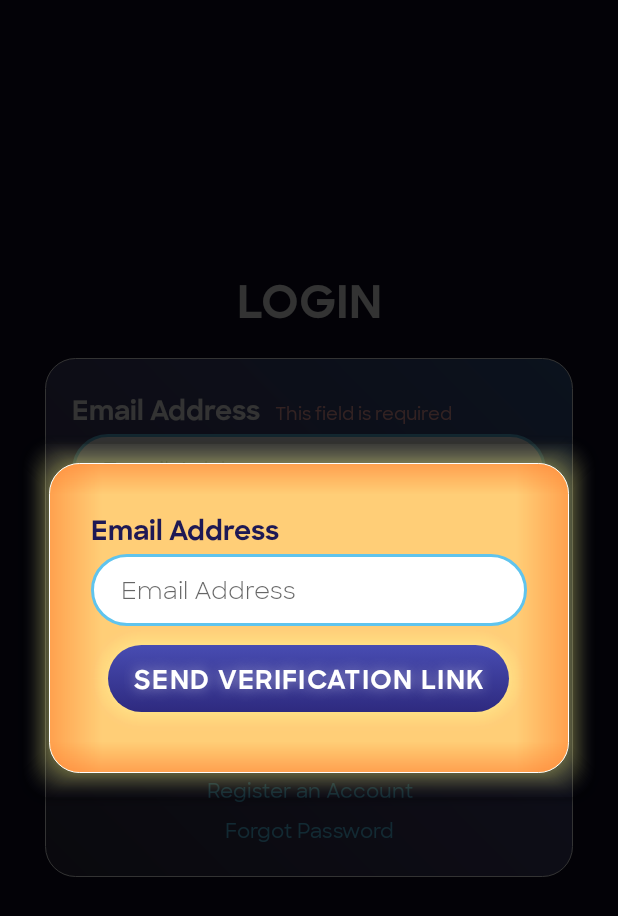
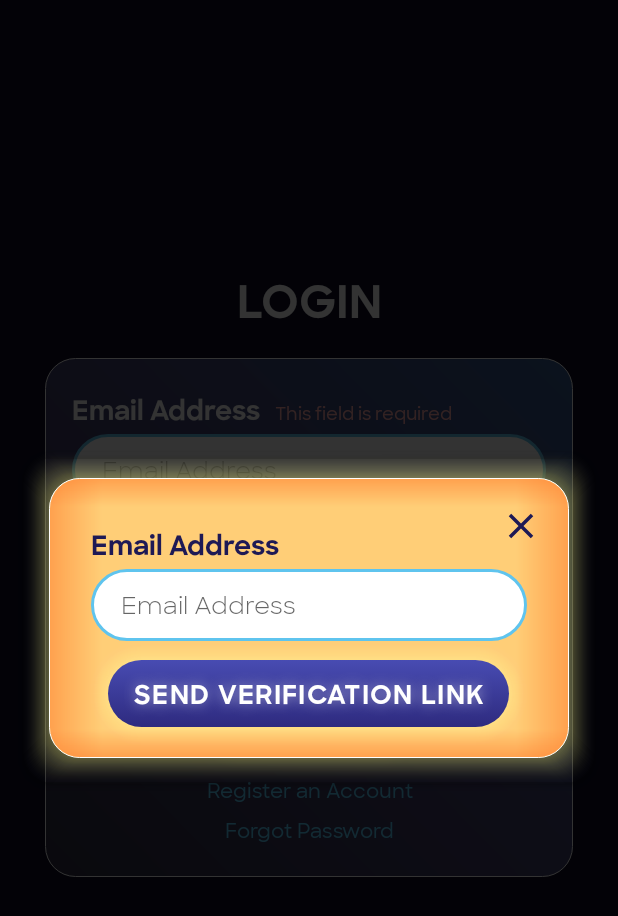
Before and after one commit to irarayzelji2002/InterstellarVoyage, an Android app: the screen it shows after launch (LoginActivity), after a tap on "Forgot Password", on a phone screen of 412 x 824 dp. Shown: the top 916 px of the screen. Run offline under Robolectric (Android 15) with nearby library versions, the phone set to English and light mode, and no system bars; our stand-ins replace Firebase (no records; nobody signed in at launch, a user with empty details on screens opened directly); 3 statements that could not run were skipped; 2 other taps on this screen came first.

Commit message:
padding in button and close button in dialog

```diff
--- a/app/src/main/java/com/example/interstellarvoyage/ForgotPasswordActivity.kt
+++ b/app/src/main/java/com/example/interstellarvoyage/ForgotPasswordActivity.kt
@@ -9,6 +9,7 @@ import android.view.animation.Animation
 import android.view.animation.AnimationUtils
 import android.widget.Button
 import android.widget.EditText
+import android.widget.ImageButton
 import android.widget.LinearLayout
 import android.widget.TextView
 import androidx.constraintlayout.widget.ConstraintLayout
@@ -37,6 +38,8 @@ class ForgotPasswordActivity : DialogFragment() {
         var btnOK : Button = rootView.findViewById(R.id.btnOK)
         var txtEmail : TextView = rootView.findViewById(R.id.txtEmail)
 
+        var btnClose : ImageButton = rootView.findViewById(R.id.btnClose)
+
         btnSendEmail.setOnClickListener {
             var email = editTextEmailAddress.text.toString()
             val emailRegex = "^[A-Za-z](.*)([@]{1})(.{1,})(\\.)(.{1,})"
@@ -57,6 +60,11 @@ class ForgotPasswordActivity : DialogFragment() {
             dismiss()
         }
 
+        btnClose.setOnClickListener {
+            constraintLayoutShadow.setAnimation(fade_out)
+            dismiss()
+        }
+
         return rootView
     }
 
--- /dev/null
+++ b/app/src/main/res/drawable/baseline_close_24.xml
@@ -0,0 +1,5 @@
+<vector android:height="24dp" android:tint="#FFFFFF"
+    android:viewportHeight="24" android:viewportWidth="24"
+    android:width="24dp" xmlns:android="http://schemas.android.com/apk/res/android">
+    <path android:fillColor="@android:color/white" android:pathData="M19,6.41L17.59,5 12,10.59 6.41,5 5,6.41 10.59,12 5,17.59 6.41,19 12,13.41 17.59,19 19,17.59 13.41,12z"/>
+</vector>
--- a/app/src/main/res/layout/activity_edit_user_info.xml
+++ b/app/src/main/res/layout/activity_edit_user_info.xml
@@ -263,6 +263,7 @@
                     android:fontFamily="@font/sharpsans_bold"
                     android:minHeight="70dp"
                     android:letterSpacing="0.05"
+                    android:lineHeight="30dp"
                     android:paddingHorizontal="35dp"
                     android:shadowColor="#80FFFFFF"
                     android:shadowDx="0.0"
@@ -271,6 +272,7 @@
                     android:text="Change Username"
                     android:textColor="@color/white"
                     android:textSize="16dp"
+                    android:paddingVertical="15dp"
                     app:backgroundTint="@null" />
 
                 <!--Email Address-->
@@ -398,6 +400,7 @@
                     android:fontFamily="@font/sharpsans_bold"
                     android:minHeight="70dp"
                     android:letterSpacing="0.05"
+                    android:lineHeight="30dp"
                     android:paddingHorizontal="35dp"
                     android:shadowColor="#80FFFFFF"
                     android:shadowDx="0.0"
@@ -406,6 +409,7 @@
                     android:text="Change Email Address"
                     android:textColor="@color/white"
                     android:textSize="16dp"
+                    android:paddingVertical="15dp"
                     app:backgroundTint="@null" />
 
                 <!--Password-->
@@ -566,6 +570,7 @@
                     android:fontFamily="@font/sharpsans_bold"
                     android:minHeight="70dp"
                     android:letterSpacing="0.05"
+                    android:lineHeight="30dp"
                     android:paddingHorizontal="35dp"
                     android:shadowColor="#80FFFFFF"
                     android:shadowDx="0.0"
@@ -574,8 +579,8 @@
                     android:text="Change Password"
                     android:textColor="@color/white"
                     android:textSize="16dp"
+                    android:paddingVertical="15dp"
                     app:backgroundTint="@null" />
-
             </LinearLayout>
         </ScrollView>
     </LinearLayout>
--- a/app/src/main/res/layout/activity_forgot_password.xml
+++ b/app/src/main/res/layout/activity_forgot_password.xml
@@ -26,7 +26,8 @@
         app:cardCornerRadius="20dp"
         android:elevation="0dp"
         android:backgroundTint="@android:color/transparent">
-        <LinearLayout
+
+        <androidx.constraintlayout.widget.ConstraintLayout
             android:layout_width="match_parent"
             android:layout_height="match_parent"
             android:gravity="center"
@@ -36,6 +37,21 @@
             android:paddingHorizontal="25dp"
             android:background="@drawable/yellow_dialog"
             tools:ignore="MissingConstraints">
+
+            <!--CLOSE BUTTON-->
+            <ImageButton
+                android:id="@+id/btnClose"
+                android:layout_width="48dp"
+                android:layout_height="48dp"
+                android:background="@null"
+                android:backgroundTint="@null"
+                android:contentDescription="Exit"
+                android:padding="10dp"
+                android:scaleType="fitCenter"
+                app:layout_constraintEnd_toEndOf="@+id/typeEmailContainer"
+                app:layout_constraintTop_toTopOf="parent"
+                app:srcCompat="@drawable/baseline_close_24"
+                app:tint="@color/textIndigo" />
 
             <!--TYPE EMAIL CONTAINER-->
             <LinearLayout
@@ -168,6 +184,6 @@
                     android:textSize="17dp"
                     app:backgroundTint="@null" />
             </LinearLayout>
-        </LinearLayout>
+        </androidx.constraintlayout.widget.ConstraintLayout>
     </androidx.cardview.widget.CardView>
 </androidx.constraintlayout.widget.ConstraintLayout>
```
